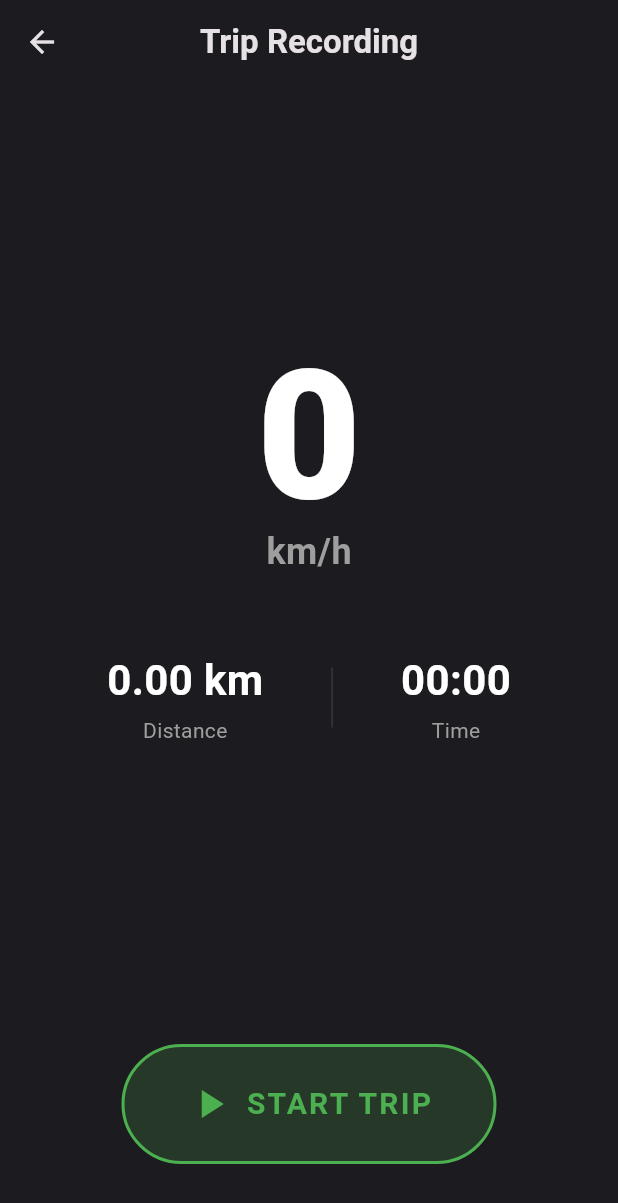
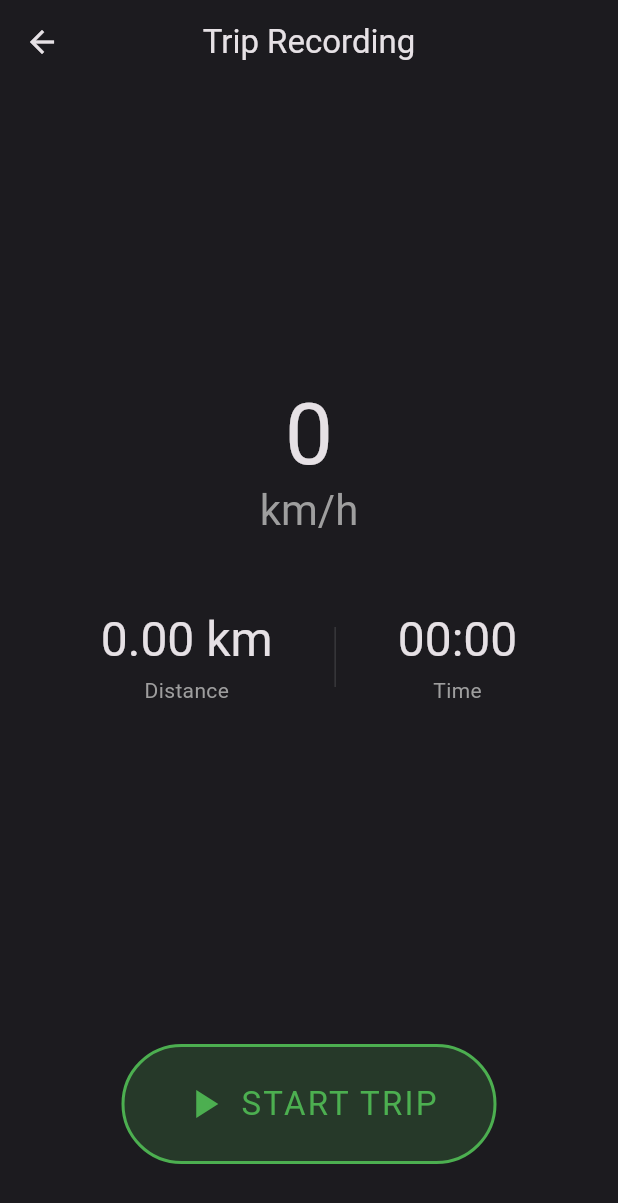
Before and after one commit to thanseer02/drive_replay, a Flutter app: the screen it shows after launch, after a tap on "Start Trip", on a phone screen of 412 x 824 dp. Shown: the top 1203 px of the screen. Run offline on Flutter 3.47's test engine with Material 3 defaults, Android fonts, the phone set to English and light mode, and no system bars; drawn by our look-alikes of flutter_animate; our stand-ins replace drift, fl_chart, flutter_screenutil, geolocator, get_it, permission_handler and 1 more; missing offline and left inert: flutter_foreground_task; accounts and stored records are empty; generated files the repository leaves out were written again.

Commit message:
feat: implement responsive UI with flutter_screenutil and standardize text styles via AppTextStyles

```diff
--- a/lib/features/dashboard/views/dashboard_screen.dart
+++ b/lib/features/dashboard/views/dashboard_screen.dart
@@ -26,7 +26,7 @@ class _DashboardScreenState extends State<DashboardScreen> {
       child: Scaffold(
         backgroundColor: AppColors.background,
         appBar: AppBar(
-          title: const Text('Drive Replay', style: TextStyle(fontWeight: FontWeight.bold)),
+          title: Text('Drive Replay', style: Theme.of(context).textTheme.titleLarge),
           backgroundColor: AppColors.surface,
           elevation: 0,
         ),
@@ -45,11 +45,11 @@ class _DashboardScreenState extends State<DashboardScreen> {
                   const SizedBox(height: 16),
                   _buildStatsGrid(vm),
                   const SizedBox(height: 24),
-                  const Text('Quick Actions', style: TextStyle(fontSize: 18, fontWeight: FontWeight.bold)),
+                  Text('Quick Actions', style: Theme.of(context).textTheme.titleLarge),
                   const SizedBox(height: 16),
                   _buildQuickActions(context),
                   const SizedBox(height: 24),
-                  const Text('System Health', style: TextStyle(fontSize: 18, fontWeight: FontWeight.bold)),
+                  Text('System Health', style: Theme.of(context).textTheme.titleLarge),
                   const SizedBox(height: 16),
                   _buildSystemHealth(),
                 ],
@@ -82,12 +82,12 @@ class _DashboardScreenState extends State<DashboardScreen> {
             children: [
               Text(
                 vm.isRecording ? 'Recording in progress' : 'Ready to drive',
-                style: const TextStyle(fontWeight: FontWeight.bold, fontSize: 18),
+                style: Theme.of(context).textTheme.titleLarge,
               ),
               const SizedBox(height: 4),
               Text(
                 vm.isRecording ? 'GPS tracking active' : 'Vehicle is parked',
-                style: const TextStyle(color: Colors.grey),
+                style: Theme.of(context).textTheme.bodyMedium?.copyWith(color: Colors.grey),
               ),
             ],
           ),
@@ -232,9 +232,9 @@ class _StatBox extends StatelessWidget {
         children: [
           Icon(icon, color: color),
           const SizedBox(height: 12),
-          Text(value, style: const TextStyle(fontWeight: FontWeight.bold, fontSize: 20)),
+          Text(value, style: Theme.of(context).textTheme.headlineSmall),
           const SizedBox(height: 4),
-          Text(title, style: const TextStyle(color: Colors.grey, fontSize: 12)),
+          Text(title, style: Theme.of(context).textTheme.bodySmall?.copyWith(color: Colors.grey)),
         ],
       ),
     );
@@ -267,7 +267,7 @@ class _ActionButton extends StatelessWidget {
             child: Icon(icon, size: 28, color: AppColors.primary),
           ),
           const SizedBox(height: 8),
-          Text(label, style: const TextStyle(fontSize: 12)),
+          Text(label, style: Theme.of(context).textTheme.bodySmall),
         ],
       ),
     );
--- a/lib/features/trip_record/views/trip_record_screen.dart
+++ b/lib/features/trip_record/views/trip_record_screen.dart
@@ -25,7 +25,7 @@ class _TripRecordView extends StatelessWidget {
     return Scaffold(
       backgroundColor: AppColors.background,
       appBar: AppBar(
-        title: const Text('Trip Recording', style: TextStyle(fontWeight: FontWeight.bold)),
+        title: Text('Trip Recording', style: Theme.of(context).textTheme.titleLarge),
         backgroundColor: Colors.transparent,
         elevation: 0,
         leading: Consumer<TripRecordViewModel>(
@@ -46,7 +46,7 @@ class _TripRecordView extends StatelessWidget {
           return Column(
             children: [
               Expanded(
-                child: _buildTelemetryDashboard(vm),
+                child: _buildTelemetryDashboard(context, vm),
               ),
               _buildControlPanel(context, vm),
             ],
@@ -56,7 +56,7 @@ class _TripRecordView extends StatelessWidget {
     );
   }
 
-  Widget _buildTelemetryDashboard(TripRecordViewModel vm) {
+  Widget _buildTelemetryDashboard(BuildContext context, TripRecordViewModel vm) {
     return Container(
       width: double.infinity,
       margin: const EdgeInsets.all(24),
@@ -83,20 +83,11 @@ class _TripRecordView extends StatelessWidget {
           // Speed
           Text(
             vm.currentSpeedKmh.toStringAsFixed(0),
-            style: const TextStyle(
-              fontSize: 120,
-              fontWeight: FontWeight.w900,
-              color: Colors.white,
-              height: 1.0,
-            ),
+            style: Theme.of(context).textTheme.displayLarge,
           ).animate(target: vm.state == TripState.recording ? 1 : 0).shimmer(duration: 2.seconds),
-          const Text(
+          Text(
             'km/h',
-            style: TextStyle(
-              fontSize: 24,
-              color: Colors.grey,
-              fontWeight: FontWeight.bold,
-            ),
+            style: Theme.of(context).textTheme.headlineMedium?.copyWith(color: Colors.grey),
           ),
 
           const SizedBox(height: 48),
@@ -105,9 +96,9 @@ class _TripRecordView extends StatelessWidget {
           Row(
             mainAxisAlignment: MainAxisAlignment.spaceEvenly,
             children: [
-              _buildSecondaryStat('Distance', '${vm.totalDistanceKm.toStringAsFixed(2)} km'),
+              _buildSecondaryStat(context, 'Distance', '${vm.totalDistanceKm.toStringAsFixed(2)} km'),
               Container(width: 1, height: 40, color: Colors.white12),
-              _buildSecondaryStat('Time', vm.formattedDuration),
+              _buildSecondaryStat(context, 'Time', vm.formattedDuration),
             ],
           ),
         ],
@@ -115,17 +106,17 @@ class _TripRecordView extends StatelessWidget {
     );
   }
 
-  Widget _buildSecondaryStat(String label, String value) {
+  Widget _buildSecondaryStat(BuildContext context, String label, String value) {
     return Column(
       children: [
         Text(
           value,
-          style: const TextStyle(fontSize: 28, fontWeight: FontWeight.bold, color: Colors.white),
+          style: Theme.of(context).textTheme.headlineLarge,
         ),
         const SizedBox(height: 4),
         Text(
           label,
-          style: const TextStyle(fontSize: 14, color: Colors.grey),
+          style: Theme.of(context).textTheme.bodyMedium?.copyWith(color: Colors.grey),
         ),
       ],
     );
@@ -145,6 +136,7 @@ class _TripRecordView extends StatelessWidget {
     switch (vm.state) {
       case TripState.idle:
         return _buildBigButton(
+          context: context,
           label: 'START TRIP',
           color: Colors.green,
           icon: Icons.play_arrow,
@@ -155,6 +147,7 @@ class _TripRecordView extends StatelessWidget {
           mainAxisAlignment: MainAxisAlignment.spaceEvenly,
           children: [
             _buildBigButton(
+              context: context,
               label: 'PAUSE',
               color: Colors.orange,
               icon: Icons.pause,
@@ -162,6 +155,7 @@ class _TripRecordView extends StatelessWidget {
               isSmall: true,
             ),
             _buildBigButton(
+              context: context,
               label: 'STOP',
               color: Colors.red,
               icon: Icons.stop,
@@ -180,6 +174,7 @@ class _TripRecordView extends StatelessWidget {
           mainAxisAlignment: MainAxisAlignment.spaceEvenly,
           children: [
             _buildBigButton(
+              context: context,
               label: 'RESUME',
               color: Colors.green,
               icon: Icons.play_arrow,
@@ -187,6 +182,7 @@ class _TripRecordView extends StatelessWidget {
               isSmall: true,
             ),
             _buildBigButton(
+              context: context,
               label: 'STOP',
               color: Colors.red,
               icon: Icons.stop,
@@ -204,6 +200,7 @@ class _TripRecordView extends StatelessWidget {
   }
 
   Widget _buildBigButton({
+    required BuildContext context,
     required String label,
     required Color color,
     required IconData icon,
@@ -227,10 +224,8 @@ class _TripRecordView extends StatelessWidget {
             const SizedBox(width: 8),
             Text(
               label,
-              style: TextStyle(
+              style: Theme.of(context).textTheme.titleLarge?.copyWith(
                 color: color,
-                fontSize: 20,
-                fontWeight: FontWeight.bold,
                 letterSpacing: 1.5,
               ),
             ),
--- a/lib/main.dart
+++ b/lib/main.dart
@@ -6,6 +6,7 @@ import 'package:drive_replay/bootstrap/global_error_handler.dart';
 import 'package:drive_replay/bootstrap/app_lifecycle_observer.dart';
 import 'package:drive_replay/core/logger/logger_service.dart';
 import 'package:provider/provider.dart';
+import 'package:flutter_screenutil/flutter_screenutil.dart';
 import 'package:drive_replay/core/di/dependency_injection.dart';
 import 'package:drive_replay/core/permissions/viewmodels/permission_viewmodel.dart';
 import 'package:drive_replay/features/dashboard/views/dashboard_screen.dart';
@@ -53,13 +54,20 @@ class _DriveReplayAppState extends State<DriveReplayApp> {
       providers: [
         ChangeNotifierProvider(create: (_) => locator<PermissionViewModel>()),
       ],
-      child: MaterialApp(
+      child: ScreenUtilInit(
+        designSize: const Size(393, 852), // Standard modern phone dimensions
+        minTextAdapt: true,
+        splitScreenMode: true,
+        builder: (context, child) {
+          return MaterialApp(
             title: 'Drive Replay',
             theme: AppTheme.darkTheme,
             debugShowCheckedModeBanner: false,
             home: const SplashScreen(
               nextScreen: DashboardScreen(),
             ),
+          );
+        },
       ),
     );
   }
--- a/pubspec.yaml
+++ b/pubspec.yaml
@@ -49,6 +49,7 @@ dependencies:
   flutter_animate: ^4.5.2
   csv: ^8.0.0
   fl_chart: ^1.2.0
+  flutter_screenutil: ^5.9.3
 
 dev_dependencies:
   flutter_test:
```
Also changed, not shown: lib/core/permissions/views/permissions_screen.dart (+6 -5 lines), lib/core/theme/app_theme.dart (+26 -0 lines), pubspec.lock. Lines whose indentation alone changed are shown as unchanged.
